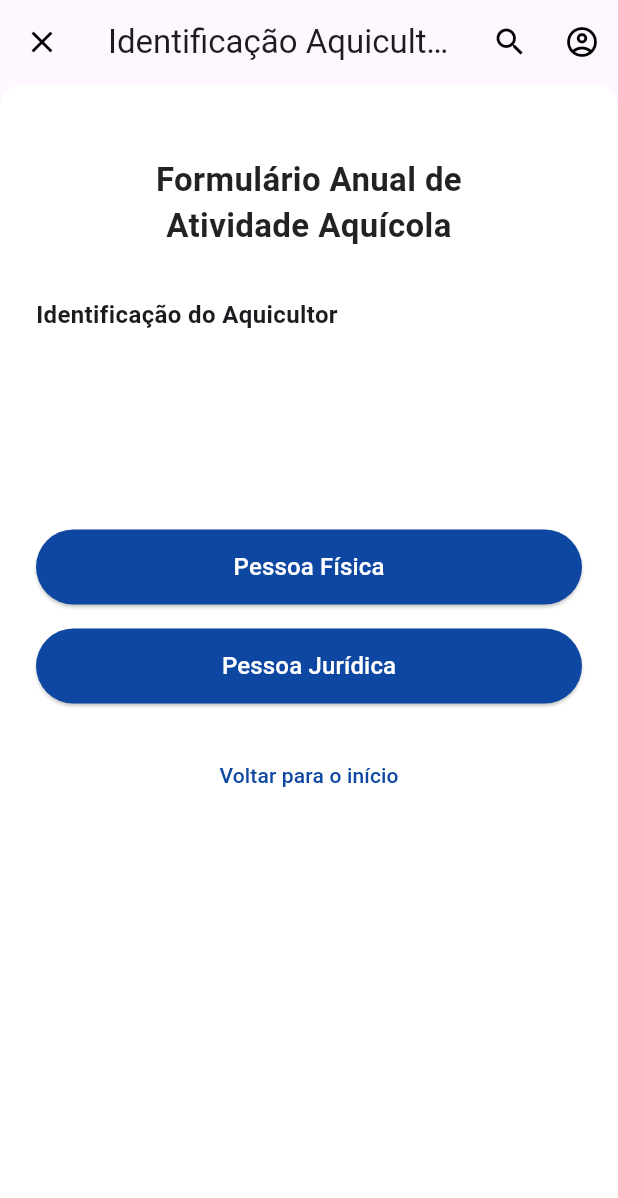
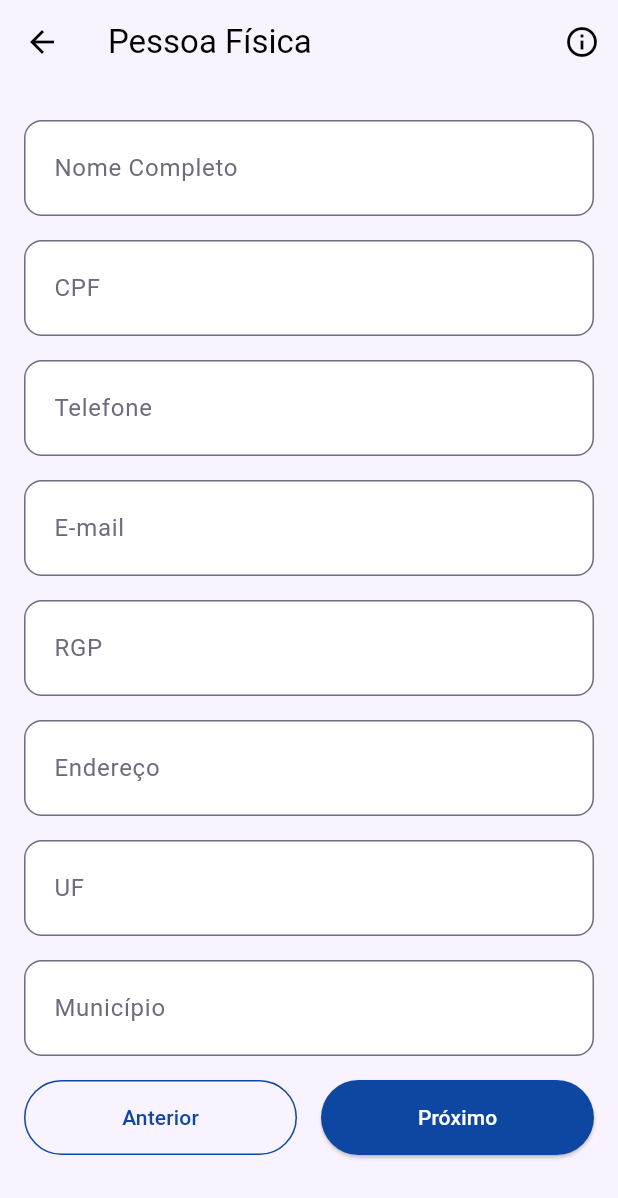
Before and after one commit to AndreSiF/projeto_integrador_mobile, a Flutter app: the screen it shows after launch, after a tap on "Pessoa Física", on a phone screen of 412 x 824 dp. Shown: the top 1198 px of the screen. Run offline on Flutter 3.47's test engine with Material 3 defaults, Android fonts, the phone set to English and light mode, and no system bars; our stand-ins replace sqflite; accounts and stored records are empty.

Commit message:
creating pages
Começando a criar páginas

```diff
--- a/lib/pages/ident_aqui_page.dart
+++ b/lib/pages/ident_aqui_page.dart
@@ -1,4 +1,5 @@
 import 'package:flutter/material.dart';
+import 'package:projeto_integrador_mobile/pages/pessoa_fis_page.dart';
 
 class IdentificacaoAquicultorPage extends StatelessWidget {
   const IdentificacaoAquicultorPage({super.key});
@@ -12,20 +13,20 @@ class IdentificacaoAquicultorPage extends StatelessWidget {
         leading: IconButton(
           icon: Icon(Icons.close, color: Colors.black),
           onPressed: () {
-            // não possui nenhuma página...
+            print('Botão de fechar pressionado');
           },
         ),
         actions: [
           IconButton(
             icon: Icon(Icons.search, color: Colors.black),
             onPressed: () {
-              // lógica de busca
+              print('Botão de busca pressionado');
             },
           ),
           IconButton(
             icon: Icon(Icons.account_circle_outlined, color: Colors.black),
             onPressed: () {
-              // não possui uma lógica de perfil
+              print('Botão de perfil pressionado');
             },
           ),
         ],
@@ -64,7 +65,7 @@ class IdentificacaoAquicultorPage extends StatelessWidget {
               Padding(padding: EdgeInsets.only(top: 100)),
               ElevatedButton(
                 onPressed: () => Navigator.push(
-                  context, MaterialPageRoute(builder: (context) => const IdentificacaoAquicultorPage())
+                  context, MaterialPageRoute(builder: (context) => CpfPage())
                   ),
                 style: ElevatedButton.styleFrom(
                   backgroundColor: Color(0xFF0D47A1),
@@ -78,7 +79,7 @@ class IdentificacaoAquicultorPage extends StatelessWidget {
               SizedBox(height: 16),
               ElevatedButton(
                 onPressed: () => Navigator.push(
-                  context, MaterialPageRoute(builder: (context) => const IdentificacaoAquicultorPage())
+                  context, MaterialPageRoute(builder: (context) => CpfPage())
                   ),
                 style: ElevatedButton.styleFrom(
                   backgroundColor: Color(0xFF0D47A1),
--- /dev/null
+++ b/lib/pages/pessoa_fis_page.dart
@@ -0,0 +1,303 @@
+import 'package:flutter/material.dart';
+import 'package:projeto_integrador_mobile/models/pessoa.dart';
+import 'package:projeto_integrador_mobile/pages/ident_aqui_page.dart';
+
+class CpfPage extends StatefulWidget {
+  @override
+  _CpfPageState createState() => _CpfPageState();
+}
+
+class _CpfPageState extends State<CpfPage> {
+  final _formKey = GlobalKey<FormState>();
+  final TextEditingController _nomeController = TextEditingController();
+  final TextEditingController _cpfController = TextEditingController();
+  final TextEditingController _telefoneController = TextEditingController();
+  final TextEditingController _rgpController = TextEditingController();
+  final TextEditingController _emailController = TextEditingController();
+  final TextEditingController _enderecoController = TextEditingController();
+  final TextEditingController _ufController = TextEditingController();
+  final TextEditingController _municipioController = TextEditingController();
+
+  void _proximo() {
+    if (_formKey.currentState!.validate()) {
+      final pessoa = Pessoa(
+        nome: _nomeController.text,
+        cpf: _cpfController.text,
+        telefone: int.parse(_telefoneController.text),
+        email: _emailController.text,
+        rgp: int.parse(_rgpController.text),
+        endereco: _enderecoController.text,
+        uf: _ufController.text,
+        municipio: _municipioController.text,
+      );
+
+      //Navigator.push(context, MaterialPageRoute(builder: (_) => page(pessoa: pessoa)),);
+    }
+  }
+
+  @override
+  Widget build(BuildContext context) {
+    return Scaffold(
+      backgroundColor: Color(0xFFF9F3FF),
+      appBar: AppBar(
+        backgroundColor: Colors.transparent,
+        elevation: 0,
+        title: Text(
+          'Pessoa Física',
+          style: TextStyle(color: Colors.black),
+        ),
+        centerTitle: false,
+        leading: IconButton(
+          icon: Icon(Icons.arrow_back, color: Colors.black),
+          onPressed: () {},
+        ),
+        actions: [
+          IconButton(
+            icon: Icon(Icons.info_outline, color: Colors.black),
+            onPressed: () {},
+          ),
+        ],
+      ),
+      body: Padding(
+        padding: const EdgeInsets.all(16.0),
+        child: SingleChildScrollView(
+          child: Form(
+            key: _formKey,
+            child: Column(
+              children: [
+                const SizedBox(height: 8),
+                // Campo de nome
+                TextFormField(
+                  controller: _nomeController,
+                  decoration: InputDecoration(
+                    labelText: 'Nome Completo',
+                    floatingLabelBehavior: FloatingLabelBehavior.auto,
+                    filled: true,
+                    fillColor: Colors.white,
+                    contentPadding: EdgeInsets.symmetric(horizontal: 16, vertical: 20),
+                    enabledBorder: OutlineInputBorder(
+                      borderSide: BorderSide(color: Color(0xFF6F6A7E)),
+                      borderRadius: BorderRadius.circular(12),
+                    ),
+                    focusedBorder: OutlineInputBorder(
+                      borderSide: BorderSide(color: Color(0xFF6F6A7E), width: 2),
+                      borderRadius: BorderRadius.circular(12),
+                    ),
+                    labelStyle: TextStyle(color: Color(0xFF6F6A7E)),
+                  ),
+                  validator: (value) =>
+                  value == null || value.isEmpty ? 'Campo obrigatório' : null,
+                ),
+                SizedBox(height: 16),
+
+                // Campo de CPF
+                TextFormField(
+                  controller: _cpfController,
+                  decoration: InputDecoration(
+                    labelText: 'CPF',
+                    floatingLabelBehavior: FloatingLabelBehavior.auto,
+                    filled: true,
+                    fillColor: Colors.white,
+                    contentPadding: EdgeInsets.symmetric(horizontal: 16, vertical: 20),
+                    enabledBorder: OutlineInputBorder(
+                      borderSide: BorderSide(color: Color(0xFF6F6A7E)),
+                      borderRadius: BorderRadius.circular(12),
+                    ),
+                    focusedBorder: OutlineInputBorder(
+                      borderSide: BorderSide(color: Color(0xFF6F6A7E), width: 2),
+                      borderRadius: BorderRadius.circular(12),
+                    ),
+                    labelStyle: TextStyle(color: Color(0xFF6F6A7E)),
+                  ),
+                  validator: (value) =>
+                  value == null || value.isEmpty ? 'Campo obrigatório' : null,
+                ),
+                SizedBox(height: 16),
+
+                // Campo de telefone
+                TextFormField(
+                  controller: _telefoneController,
+                  decoration: InputDecoration(
+                    labelText: 'Telefone',
+                    floatingLabelBehavior: FloatingLabelBehavior.auto,
+                    filled: true,
+                    fillColor: Colors.white,
+                    contentPadding: EdgeInsets.symmetric(horizontal: 16, vertical: 20),
+                    enabledBorder: OutlineInputBorder(
+                      borderSide: BorderSide(color: Color(0xFF6F6A7E)),
+                      borderRadius: BorderRadius.circular(12),
+                    ),
+                    focusedBorder: OutlineInputBorder(
+                      borderSide: BorderSide(color: Color(0xFF6F6A7E), width: 2),
+                      borderRadius: BorderRadius.circular(12),
+                    ),
+                    labelStyle: TextStyle(color: Color(0xFF6F6A7E)),
+                  ),
+                  validator: (value) =>
+                  value == null || value.isEmpty ? 'Campo obrigatório' : null,
+                ),
+                SizedBox(height: 16),
+
+                //Campo de email
+                TextFormField(
+                  controller: _emailController,
+                  decoration: InputDecoration(
+                    labelText: 'E-mail',
+                    floatingLabelBehavior: FloatingLabelBehavior.auto,
+                    filled: true,
+                    fillColor: Colors.white,
+                    contentPadding: EdgeInsets.symmetric(horizontal: 16, vertical: 20),
+                    enabledBorder: OutlineInputBorder(
+                      borderSide: BorderSide(color: Color(0xFF6F6A7E)),
+                      borderRadius: BorderRadius.circular(12),
+                    ),
+                    focusedBorder: OutlineInputBorder(
+                      borderSide: BorderSide(color: Color(0xFF6F6A7E), width: 2),
+                      borderRadius: BorderRadius.circular(12),
+                    ),
+                    labelStyle: TextStyle(color: Color(0xFF6F6A7E)),
+                  ),
+                  validator: (value) =>
+                  value == null || value.isEmpty ? 'Campo obrigatório' : null,
+                ),
+                SizedBox(height: 16),
+
+                // Campo de RGP
+                TextFormField(
+                  controller: _rgpController,
+                  decoration: InputDecoration(
+                    labelText: 'RGP',
+                    floatingLabelBehavior: FloatingLabelBehavior.auto,
+                    filled: true,
+                    fillColor: Colors.white,
+                    contentPadding: EdgeInsets.symmetric(horizontal: 16, vertical: 20),
+                    enabledBorder: OutlineInputBorder(
+                      borderSide: BorderSide(color: Color(0xFF6F6A7E)),
+                      borderRadius: BorderRadius.circular(12),
+                    ),
+                    focusedBorder: OutlineInputBorder(
+                      borderSide: BorderSide(color: Color(0xFF6F6A7E), width: 2),
+                      borderRadius: BorderRadius.circular(12),
+                    ),
+                    labelStyle: TextStyle(color: Color(0xFF6F6A7E)),
+                  ),
+                ),
+                SizedBox(height: 16),
+
+                // Campo de enredeço
+                TextFormField(
+                  controller: _enderecoController,
+                  decoration: InputDecoration(
+                    labelText: 'Endereço',
+                    floatingLabelBehavior: FloatingLabelBehavior.auto,
+                    filled: true,
+                    fillColor: Colors.white,
+                    contentPadding: EdgeInsets.symmetric(horizontal: 16, vertical: 20),
+                    enabledBorder: OutlineInputBorder(
+                      borderSide: BorderSide(color: Color(0xFF6F6A7E)),
+                      borderRadius: BorderRadius.circular(12),
+                    ),
+                    focusedBorder: OutlineInputBorder(
+                      borderSide: BorderSide(color: Color(0xFF6F6A7E), width: 2),
+                      borderRadius: BorderRadius.circular(12),
+                    ),
+                    labelStyle: TextStyle(color: Color(0xFF6F6A7E)),
+                  ),
+                  validator: (value) =>
+                  value == null || value.isEmpty ? 'Campo obrigatório' : null,
+                ),
+                SizedBox(height: 16),
+
+                // Campo de UF
+                TextFormField(
+                  controller: _ufController,
+                  decoration: InputDecoration(
+                    labelText: 'UF',
+                    floatingLabelBehavior: FloatingLabelBehavior.auto,
+                    filled: true,
+                    fillColor: Colors.white,
+                    contentPadding: EdgeInsets.symmetric(horizontal: 16, vertical: 20),
+                    enabledBorder: OutlineInputBorder(
+                      borderSide: BorderSide(color: Color(0xFF6F6A7E)), // cor da borda
+                      borderRadius: BorderRadius.circular(12),
+                    ),
+                    focusedBorder: OutlineInputBorder(
+                      borderSide: BorderSide(color: Color(0xFF6F6A7E), width: 2),
+                      borderRadius: BorderRadius.circular(12),
+                    ),
+                    labelStyle: TextStyle(color: Color(0xFF6F6A7E)),
+                  ),
+                  validator: (value) =>
+                  value == null || value.isEmpty ? 'Campo obrigatório' : null,
+                ),
+                SizedBox(height: 16),
+
+                // Campo de município
+                TextFormField(
+                  controller: _municipioController,
+                  decoration: InputDecoration(
+                    labelText: 'Município',
+                    floatingLabelBehavior: FloatingLabelBehavior.auto,
+                    filled: true,
+                    fillColor: Colors.white,
+                    contentPadding: EdgeInsets.symmetric(horizontal: 16, vertical: 20),
+                    enabledBorder: OutlineInputBorder(
+                      borderSide: BorderSide(color: Color(0xFF6F6A7E)), // cor da borda
+                      borderRadius: BorderRadius.circular(12),
+                    ),
+                    focusedBorder: OutlineInputBorder(
+                      borderSide: BorderSide(color: Color(0xFF6F6A7E), width: 2),
+                      borderRadius: BorderRadius.circular(12),
+                    ),
+                    labelStyle: TextStyle(color: Color(0xFF6F6A7E)),
+                  ),
+                  validator: (value) =>
+                  value == null || value.isEmpty ? 'Campo obrigatório' : null,
+                ),
+                SizedBox(height: 16),
+
+                // Botão "Voltar"
+                Row(
+                  children: [
+                    Expanded(
+                      child: OutlinedButton(
+                        onPressed: () => Navigator.push(
+                            context, MaterialPageRoute(builder: (context) => IdentificacaoAquicultorPage())
+                        ),
+                        style: OutlinedButton.styleFrom(
+                          side: BorderSide(color: Color(0xFF0D47A1)),
+                          shape: RoundedRectangleBorder(
+                            borderRadius: BorderRadius.circular(30),
+                          ),
+                          minimumSize: Size(double.infinity, 50),
+                        ),
+                        child: Text('Anterior', style: TextStyle(color: Color(0xFF0D47A1)),
+                        ),
+                      ),
+                    ),
+
+                    // Botão "Próximo"
+                    SizedBox(width: 16),
+                    Expanded(
+                      child: ElevatedButton(
+                        onPressed: _proximo,
+                        style: ElevatedButton.styleFrom(
+                          backgroundColor: Color(0xFF0D47A1),
+                          shape: RoundedRectangleBorder(
+                            borderRadius: BorderRadius.circular(30),
+                          ),
+                          minimumSize: Size(double.infinity, 50),
+                        ),
+                        child: Text('Próximo', style: TextStyle(color: Colors.white),),
+                      ),
+                    ),
+                  ],
+                ),
+              ],
+            ),
+          ),
+        ),
+      )
+    );
+  }
+}
```
Also changed, not shown: lib/pages/login_page.dart (added, +72 -0 lines).
